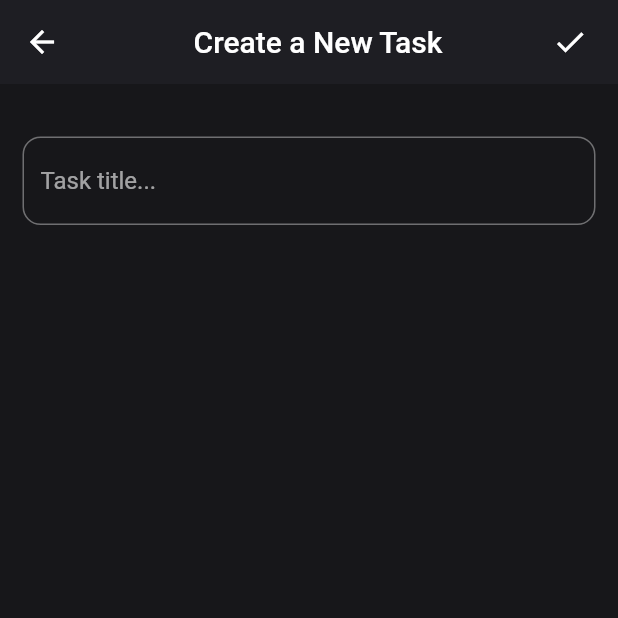
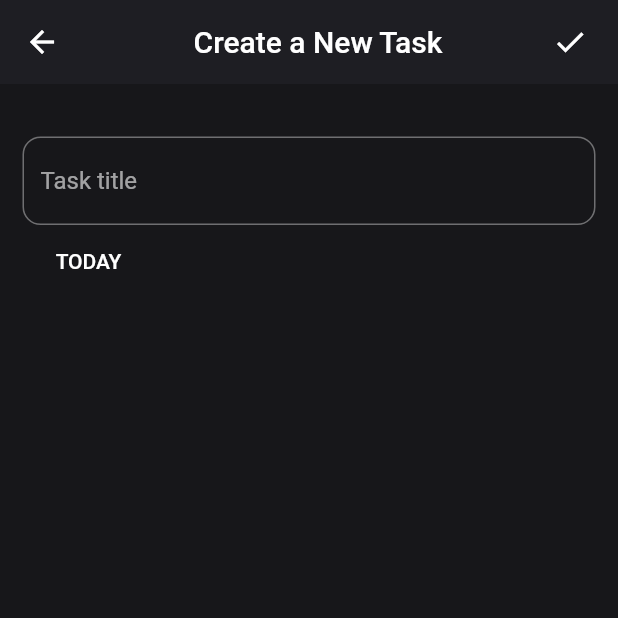
Before and after one commit to IshanDhruv/TasksApp, a Flutter app: the screen it shows once a user with an empty profile is signed in, after a tap on the "add" icon, on a phone screen of 412 x 824 dp, the top half of it. Run offline on Flutter 3.47's test engine with Material 2 defaults, Android fonts, the phone set to English and light mode, and no system bars; our stand-ins replace auto_size_text, cloud_firestore, firebase_auth, firebase_core, google_sign_in; accounts and stored records are empty.

Commit message:
Added time functionality to tasks

```diff
--- a/lib/models/task.dart
+++ b/lib/models/task.dart
@@ -1,6 +1,7 @@
 class Task {
   String title;
+  DateTime time;
   bool isCompleted;
 
-  Task({this.title, this.isCompleted});
+  Task({this.title, this.isCompleted, this.time});
 }
--- a/lib/presentation/home_screen.dart
+++ b/lib/presentation/home_screen.dart
@@ -109,7 +109,8 @@ class _HomeScreenState extends State<HomeScreen> {
         ),
       ),
       floatingActionButtonLocation: FloatingActionButtonLocation.centerFloat,
-      body: Container(
+      body: SingleChildScrollView(
+        child: Container(
           padding: EdgeInsets.all(18),
           child: Column(
             crossAxisAlignment: CrossAxisAlignment.start,
@@ -128,6 +129,7 @@ class _HomeScreenState extends State<HomeScreen> {
               SizedBox(height: 10),
               _tasksColumn(user)
             ],
+          ),
         ),
       ),
     );
@@ -171,7 +173,7 @@ Widget _tasksColumn(User user) {
               shrinkWrap: true,
               itemBuilder: (context, index) {
                 return Padding(
-                  padding: EdgeInsets.only(bottom: 10),
+                  padding: EdgeInsets.only(bottom: 20),
                   child: TaskCard(
                     task: tasks[index],
                     user: user,
--- a/lib/presentation/modify_task.dart
+++ b/lib/presentation/modify_task.dart
@@ -11,6 +11,9 @@ class ModifyTaskScreen extends StatefulWidget {
   @override
   _ModifyTaskScreenState createState() => _ModifyTaskScreenState();
 }
+
+DateTime _date = DateTime.now();
+TimeOfDay _time = TimeOfDay.now();
 
 class _ModifyTaskScreenState extends State<ModifyTaskScreen> {
   DBService db = DBService();
@@ -33,7 +36,7 @@ class _ModifyTaskScreenState extends State<ModifyTaskScreen> {
             child: GestureDetector(
               child: Tooltip(child: Icon(Icons.done), message: "Create"),
               onTap: () {
-                db.createTask(user.uid, _titleController.text);
+                db.createTask(user.uid, _titleController.text, _date);
                 Navigator.pop(context);
               },
             ),
@@ -48,7 +51,9 @@ class _ModifyTaskScreenState extends State<ModifyTaskScreen> {
               SizedBox(height: 20),
               Form(
                 key: _formKey,
-                child: TextFormField(
+                child: Column(
+                  children: [
+                    TextFormField(
                         decoration: InputDecoration(
                           fillColor: Color(0xff212126),
                           border: OutlineInputBorder(
@@ -58,7 +63,7 @@ class _ModifyTaskScreenState extends State<ModifyTaskScreen> {
                             borderRadius: BorderRadius.circular(12),
                             borderSide: BorderSide(color: Colors.pinkAccent),
                           ),
-                      hintText: 'Task title...',
+                          hintText: 'Task title',
                         ),
                         controller: _titleController,
                         validator: (value) {
@@ -67,7 +72,10 @@ class _ModifyTaskScreenState extends State<ModifyTaskScreen> {
                           }
                           return null;
                         }),
-              )
+                    _dateRow(context)
+                  ],
+                ),
+              ),
             ],
           ),
         ),
@@ -75,3 +83,22 @@ class _ModifyTaskScreenState extends State<ModifyTaskScreen> {
     );
   }
 }
+
+Widget _dateRow(context) {
+  return Container(
+    child: Row(
+      children: [
+        FlatButton(
+          child: Text("TODAY"),
+          onPressed: () async {
+            _time = await showTimePicker(
+                context: context, initialTime: TimeOfDay.now());
+            _date = DateTime(
+                _date.year, _date.month, _date.day, _time.hour, _time.minute);
+            print(_date);
+          },
+        )
+      ],
+    ),
+  );
+}
--- a/lib/services/db_service.dart
+++ b/lib/services/db_service.dart
@@ -7,9 +7,9 @@ class DBService {
   final tasksCollection = 'tasks';
   final projectsCollection = 'projects';
 
-  createTask(String uid, String title) {
+  createTask(String uid, String title, DateTime date) {
     var obj = [
-      {"title": title, "isCompleted": false}
+      {"title": title, "isCompleted": false, "time": Timestamp.fromDate(date)}
     ];
     firestore
         .collection(mainCollection)
@@ -17,9 +17,9 @@ class DBService {
         .update({"tasks": FieldValue.arrayUnion(obj)});
   }
 
-  finishTask(String uid, String title) {
+  finishTask(String uid, Task task) {
     var obj = [
-      {"title": title, "isCompleted": false}
+      {"title": task.title, "isCompleted": false, "time": task.time}
     ];
     firestore
         .collection(mainCollection)
@@ -37,16 +37,14 @@ class DBService {
   }
 
   List<Task> _tasksFromSnapshot(DocumentSnapshot snapshot) {
-    List<Task> tasks = [
-      Task(
-        title: "Take the coat to dry cleaning",
-        isCompleted: false,
-      )
-    ];
+    List<Task> tasks = [];
     try {
       print(snapshot.metadata.isFromCache ? "Cached" : "Not Cached");
       snapshot.data()['tasks'].forEach((task) {
-        tasks.add(Task(title: task['title'], isCompleted: task['isCompleted']));
+        tasks.add(Task(
+            title: task['title'],
+            isCompleted: task['isCompleted'],
+            time: task['time'].toDate()));
       });
     } catch (e) {
       print(e);
--- a/pubspec.yaml
+++ b/pubspec.yaml
@@ -28,6 +28,7 @@ dependencies:
   google_sign_in:
   auto_size_text:
   cloud_firestore:
+  flutter_datetime_picker: ^1.4.0
 
 
   # The following adds the Cupertino Icons font to your application.
```
Also changed, not shown: lib/presentation/widgets/task_card.dart (+9 -2 lines), pubspec.lock. Lines whose indentation alone changed are shown as unchanged.
